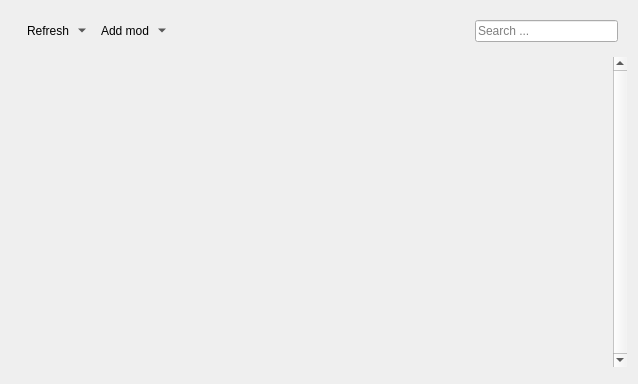
Above: src/modmanagerwidget.ui from kriana/SilVerPLuM before the change. Below: the same form after it.
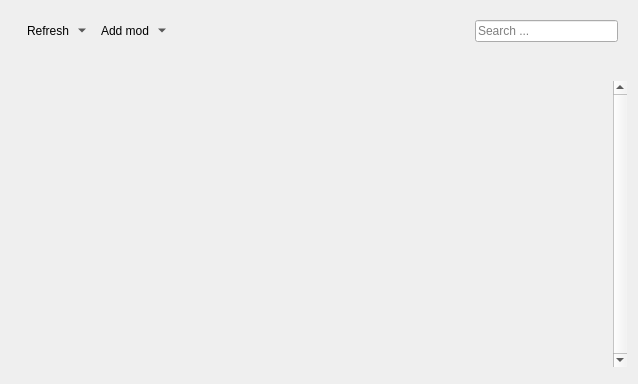
That is the form after the change. Icons and pictures are not drawn. Custom widgets are drawn as their Qt base class.

```diff
--- a/src/modmanagerwidget.ui
+++ b/src/modmanagerwidget.ui
@@ -101,6 +101,11 @@
      </layout>
     </widget>
    </item>
+   <item>
+    <widget class="MessageWidget" name="message" native="true">
+     <layout class="QHBoxLayout" name="horizontalLayout_2"/>
+    </widget>
+   </item>
    <item>
     <widget class="QScrollArea" name="scrollArea">
      <property name="frameShape">
@@ -118,7 +123,7 @@
         <x>0</x>
         <y>0</y>
         <width>606</width>
-        <height>306</height>
+        <height>288</height>
        </rect>
       </property>
       <layout class="QVBoxLayout" name="verticalLayout_2">
@@ -182,6 +187,12 @@
    <header>dependencycheckerwidget.h</header>
    <container>1</container>
   </customwidget>
+  <customwidget>
+   <class>MessageWidget</class>
+   <extends>QWidget</extends>
+   <header>messagewidget.h</header>
+   <container>1</container>
+  </customwidget>
  </customwidgets>
  <resources/>
  <connections/>
```
